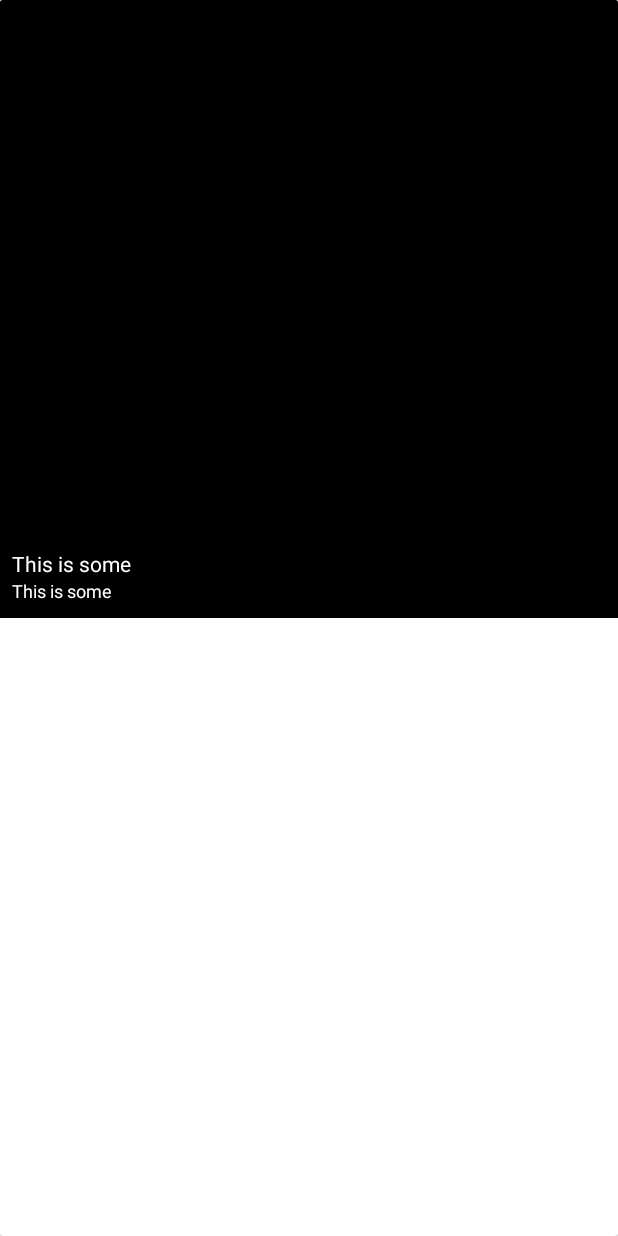
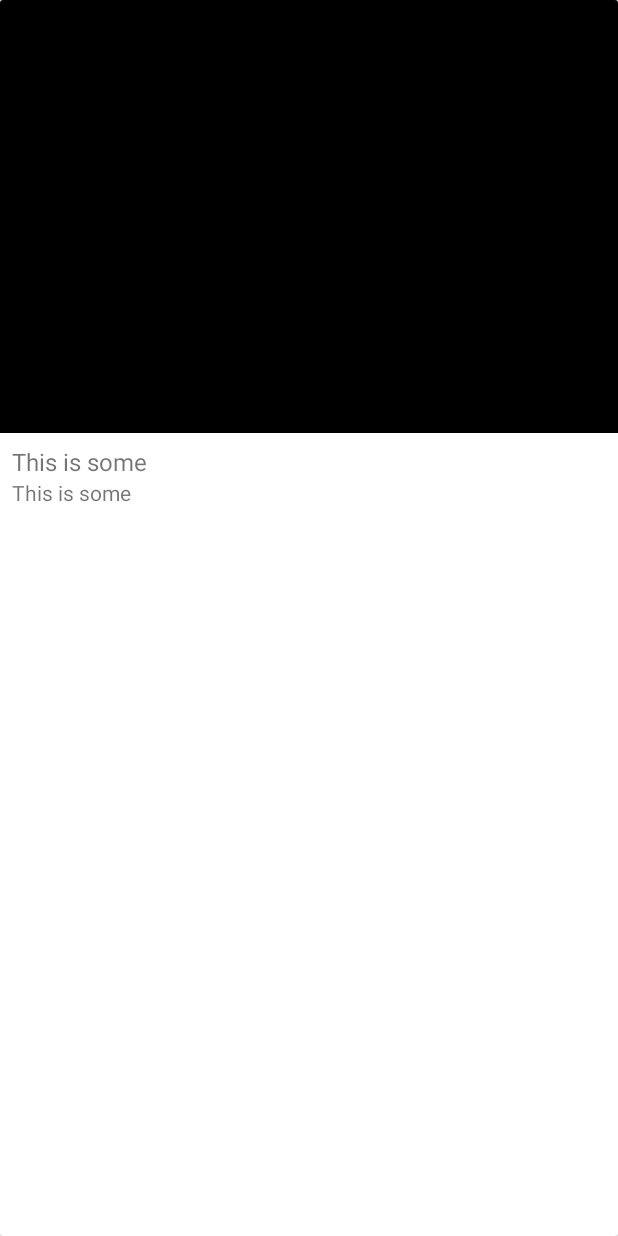
Before and after one commit to doorsrom/com.doors.photos, an Android app: the layout album_row.xml on its own in the app's theme, with its tools: preview values and no code run, on a phone screen of 412 x 824 dp. Run offline under Robolectric (Android 15) with nearby library versions, the phone set to English and light mode, and no system bars.

Commit message:
Changed some things

```diff
--- a/app/src/main/java/com/doors/photos/SquareLayout.java
+++ b/app/src/main/java/com/doors/photos/SquareLayout.java
@@ -2,23 +2,27 @@ package com.doors.photos;
 
 import android.content.Context;
 import android.util.AttributeSet;
+import android.widget.LinearLayout;
 import android.widget.RelativeLayout;
 
 /**
  * Created by domin on 8/1/2018.
  */
 
-public class SquareLayout extends RelativeLayout {
+public class SquareLayout extends LinearLayout {
     public SquareLayout(Context context) {
         super(context);
+        this.setOrientation(LinearLayout.VERTICAL);
     }
 
     public SquareLayout(Context context, AttributeSet attrs) {
         super(context, attrs);
+        this.setOrientation(LinearLayout.VERTICAL);
     }
 
     public SquareLayout(Context context, AttributeSet attrs, int defStyleAttr) {
         super(context, attrs, defStyleAttr);
+        this.setOrientation(LinearLayout.VERTICAL);
     }
     @Override
     public void onMeasure(int widthMeasureSpec, int heightMeasureSpec) {
--- a/app/src/main/res/layout/album_row.xml
+++ b/app/src/main/res/layout/album_row.xml
@@ -14,48 +14,35 @@
                 android:layout_width="match_parent"
                 android:layout_height="match_parent"
                 android:scaleType="centerCrop"
-                android:src="@drawable/blank"/>
+                android:src="@drawable/blank"
+                android:layout_weight="30"/>
 
             <com.doors.photos.SquareLayout
                 android:layout_width="fill_parent"
                 android:layout_height="match_parent"
-                android:visibility="visible"
-                android:background="#80000000" >
+                android:layout_weight="70"
+                android:layout_alignParentBottom="true"
+                android:layout_alignParentLeft="true"
+                android:padding="8dp" >
 
-                <LinearLayout
+                <TextView
+                    android:id="@+id/gallery_title"
                     android:layout_width="wrap_content"
                     android:layout_height="wrap_content"
-                    android:orientation="vertical"
-                    android:layout_alignParentBottom="true"
-                    android:layout_alignParentLeft="true"
-                    android:layout_marginLeft="8dp"
-                    android:layout_marginRight="8dp"
-                    android:layout_marginBottom="10dp">
+                    android:text="This is some"
+                    android:textSize="16sp"
+                    android:maxLines="1"
+                    android:scrollHorizontally="true"
+                    android:ellipsize="end"/>
                 <TextView
                     android:id="@+id/gallery_count"
                     android:layout_width="wrap_content"
                     android:layout_height="wrap_content"
-                    android:shadowColor="#000"
-                    android:shadowRadius="7.0"
                     android:text="This is some"
-                    android:textColor="#ffffff"
                     android:textSize="14sp"
                     android:maxLines="1"
                     android:scrollHorizontally="true"
                     android:ellipsize="end"/>
-                <TextView
-                    android:id="@+id/gallery_title"
-                    android:layout_width="wrap_content"
-                    android:layout_height="wrap_content"
-                    android:shadowColor="#000"
-                    android:shadowRadius="7.0"
-                    android:text="This is some"
-                    android:textColor="#ffffff"
-                    android:textSize="12sp"
-                    android:maxLines="1"
-                    android:scrollHorizontally="true"
-                    android:ellipsize="end"/>
-                </LinearLayout>
             </com.doors.photos.SquareLayout>
         </com.doors.photos.SquareLayout>
     </android.support.v7.widget.CardView>
--- a/app/src/main/res/layout/gallery_preview.xml
+++ b/app/src/main/res/layout/gallery_preview.xml
@@ -6,7 +6,6 @@
     android:layout_width="match_parent"
     android:layout_height="match_parent"
     android:background="#000000">
-
 
     <RelativeLayout
         android:id="@+id/relative_container"
@@ -28,7 +27,5 @@
             app:zoomage_minScale="0.6"
             app:zoomage_maxScale="8"
             />
-
-
    </RelativeLayout>
 </LinearLayout>
--- a/app/src/main/res/values/colors.xml
+++ b/app/src/main/res/values/colors.xml
@@ -1,6 +1,7 @@
 <?xml version="1.0" encoding="utf-8"?>
 <resources>
-    <color name="colorPrimary">#3F51B5</color>
-    <color name="colorPrimaryDark">#303F9F</color>
-    <color name="colorAccent">#FF4081</color>
+    <color name="colorPrimary">@android:color/black</color>
+    <color name="colorPrimaryDark">@android:color/black</color>
+    <color name="colorAccent">@android:color/black</color>
+    <color name="overlay">#66000000</color>
 </resources>
--- a/app/src/main/res/values/strings.xml
+++ b/app/src/main/res/values/strings.xml
@@ -1,3 +1,7 @@
 <resources>
     <string name="app_name">Gallery App</string>
+
+    <string name="title_activity_fullscreen">FullscreenActivity</string>
+    <string name="dummy_button">Dummy Button</string>
+    <string name="dummy_content">DUMMY\nCONTENT</string>
 </resources>
--- a/app/src/main/res/values/styles.xml
+++ b/app/src/main/res/values/styles.xml
@@ -1,11 +1,16 @@
 <resources>
 
-    <!-- Base application theme. -->
     <style name="AppTheme" parent="Theme.AppCompat.Light.DarkActionBar">
-        <!-- Customize your theme here. -->
         <item name="colorPrimary">@color/colorPrimary</item>
         <item name="colorPrimaryDark">@color/colorPrimaryDark</item>
         <item name="colorAccent">@color/colorAccent</item>
     </style>
 
+    <style name="AppTheme.GalleryPreview" parent="AppTheme">
+        <item name="android:windowTranslucentNavigation">true</item>
+        <item name="colorPrimary">@color/overlay</item>
+        <item name="android:statusBarColor">@android:color/black</item>
+        <item name="windowActionBarOverlay">true</item>
+    </style>
+
 </resources>
--- a/build.gradle
+++ b/build.gradle
@@ -3,6 +3,7 @@
 buildscript {
     repositories {
         jcenter()
+        google()
     }
     dependencies {
         classpath 'com.android.tools.build:gradle:3.0.1'
@@ -15,6 +16,7 @@ buildscript {
 allprojects {
     repositories {
         jcenter()
+        google()
     }
 }
 
```
Also changed, not shown: app/build.gradle (+5 -4 lines), app/src/main/AndroidManifest.xml (+10 -7 lines), app/src/main/java/com/doors/photos/GalleryPreview.java (+36 -6 lines).
